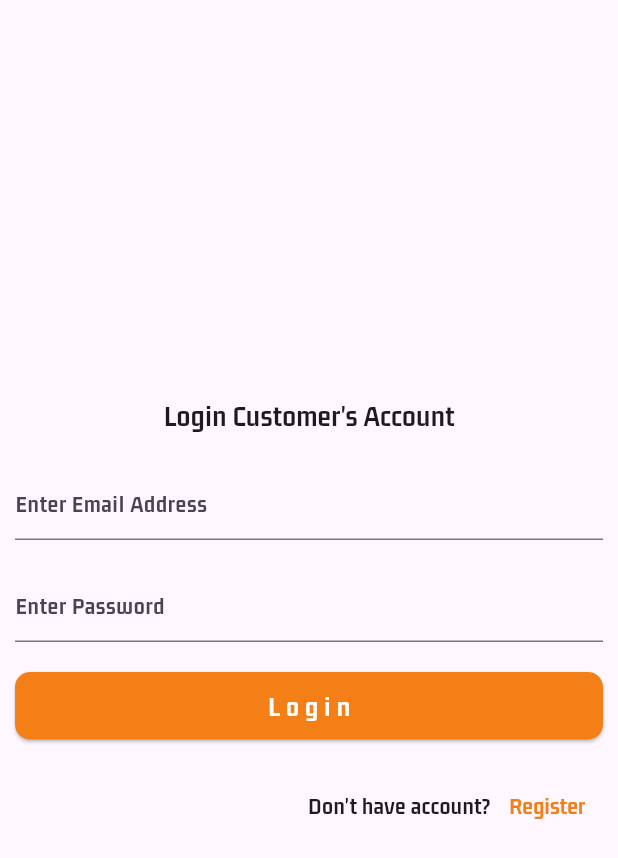
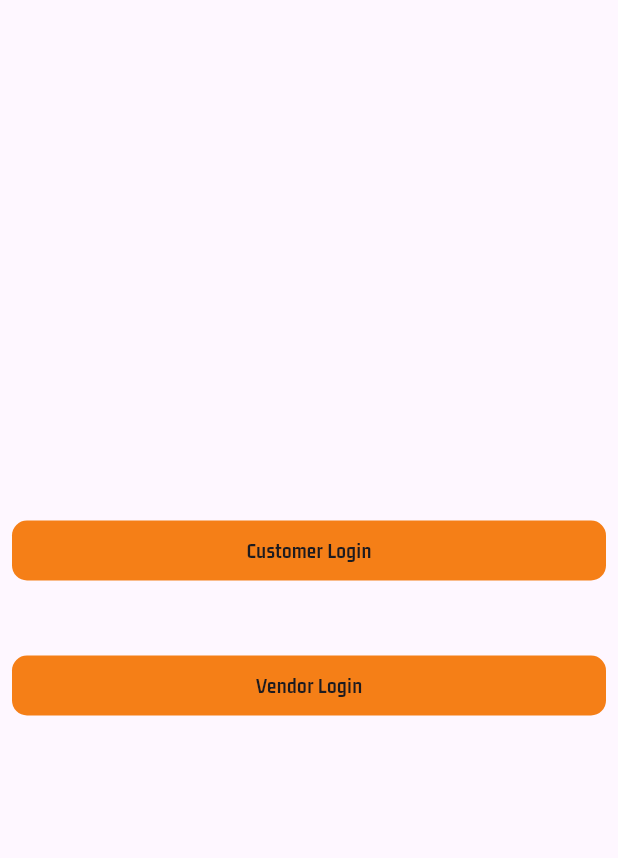
Before and after one commit to QuocHuy78035/ecommerce_app, a Flutter app: the screen it shows after launch, on a phone screen of 412 x 824 dp. Shown: the top 858 px of the screen. Run offline on Flutter 3.47's test engine with Material 3 defaults, Android fonts, the phone set to English and light mode, and no system bars; our stand-ins replace cached_network_image, cloud_firestore, firebase_auth, firebase_core, firebase_storage, flutter_easyloading and 5 more; missing offline and left inert: country_state_city_picker; accounts and stored records are empty.

Commit message:
check lai loi login with vendor

```diff
--- /dev/null
+++ b/lib/components/auth_vendor_cus.dart
@@ -0,0 +1,66 @@
+import 'package:ecomerce_app/buyers/views/auth/login_screen.dart';
+import 'package:ecomerce_app/vendors/views/auth/widgets/vendor_sign_in.dart';
+import 'package:flutter/material.dart';
+
+class MainVendorCustomerScreen extends StatelessWidget {
+  const MainVendorCustomerScreen({super.key});
+
+  @override
+  Widget build(BuildContext context) {
+    return Scaffold(
+      body: Padding(
+        padding: const EdgeInsets.all(8.0),
+        child: Column(
+          mainAxisAlignment: MainAxisAlignment.center,
+          children: [
+            GestureDetector(
+              onTap: () {
+                Navigator.push(
+                  context,
+                  MaterialPageRoute(
+                    builder: (context) => const LoginScreen(),
+                  ),
+                );
+              },
+              child: Container(
+                decoration: BoxDecoration(
+                  color: Colors.yellow.shade900,
+                  borderRadius: BorderRadius.circular(10),
+                ),
+                height: 40,
+                width: MediaQuery.of(context).size.width,
+                child: const Center(
+                  child: Text("Customer Login"),
+                ),
+              ),
+            ),
+            const SizedBox(
+              height: 50,
+            ),
+            GestureDetector(
+              onTap: () {
+                Navigator.push(
+                  context,
+                  MaterialPageRoute(
+                    builder: (context) => const VendorSignIn(),
+                  ),
+                );
+              },
+              child: Container(
+                decoration: BoxDecoration(
+                  color: Colors.yellow.shade900,
+                  borderRadius: BorderRadius.circular(10),
+                ),
+                height: 40,
+                width: MediaQuery.of(context).size.width,
+                child: const Center(
+                  child: Text("Vendor Login"),
+                ),
+              ),
+            )
+          ],
+        ),
+      ),
+    );
+  }
+}
--- a/lib/main.dart
+++ b/lib/main.dart
@@ -1,14 +1,12 @@
-import 'package:ecomerce_app/buyers/views/auth/login_screen.dart';
+import 'package:ecomerce_app/components/auth_vendor_cus.dart';
 import 'package:ecomerce_app/providers/cart_provider.dart';
 import 'package:ecomerce_app/providers/product_provider.dart';
-import 'package:ecomerce_app/vendors/views/auth/widgets/vendor_register_account_screen.dart';
 import 'package:ecomerce_app/vendors/views/auth/widgets/vendor_sign_in.dart';
+import 'package:ecomerce_app/vendors/views/screens/main_vendor_screen.dart';
 import 'package:firebase_core/firebase_core.dart';
 import 'package:flutter/material.dart';
 import 'package:flutter_easyloading/flutter_easyloading.dart';
 import 'package:provider/provider.dart';
-
-import 'buyers/views/main_screen.dart';
 import 'firebase_options.dart';
 
 void main() async {
@@ -45,7 +43,7 @@ class MyApp extends StatelessWidget {
         colorScheme: ColorScheme.fromSeed(seedColor: Colors.deepPurple),
         useMaterial3: true,
       ),
-      home: const LoginScreen(),
+      home: const MainVendorCustomerScreen(),
       builder: EasyLoading.init(),
     );
   }
--- a/lib/vendors/controllers/vendor_controller.dart
+++ b/lib/vendors/controllers/vendor_controller.dart
@@ -14,9 +14,11 @@ class VendorController {
 
   Future<String> vendorLogin(String email, String pass) async {
     try {
-      final credential =
-      await _auth.signInWithEmailAndPassword(email: email, password: pass);
+      final credential = await _auth.signInWithEmailAndPassword(email: email, password: pass);
       res = "Success";
+    }on FirebaseAuthException catch (e) {
+      print("123 $e");
+
     } catch (e) {
       res = e.toString();
     }
--- a/lib/vendors/views/auth/widgets/vendor_sign_in.dart
+++ b/lib/vendors/views/auth/widgets/vendor_sign_in.dart
@@ -20,6 +20,8 @@ class VendorSignIn extends StatelessWidget {
       //if (key.currentState?.validate() != null) {
       EasyLoading.show(status: "Please wait");
       String res = await controller.vendorLogin(email, pass);
+      print("123 $res");
+
       if (res == "Success") {
         EasyLoading.dismiss();
         Navigator.push(
```
Also changed, not shown: lib/buyers/views/nav_screens/store_screens/detail_store_screen.dart (added, +80 -0 lines), lib/vendors/views/screens/vendor_logout_screen.dart (+24 -1 lines), lib/vendors/views/screens/vendor_order_screen.dart (+17 -9 lines), lib/vendors/views/screens/vendor_store_screen.dart (+5 -2 lines), lib/buyers/views/nav_screens/search_screen.dart (line endings or trailing spaces), 1 other file.
